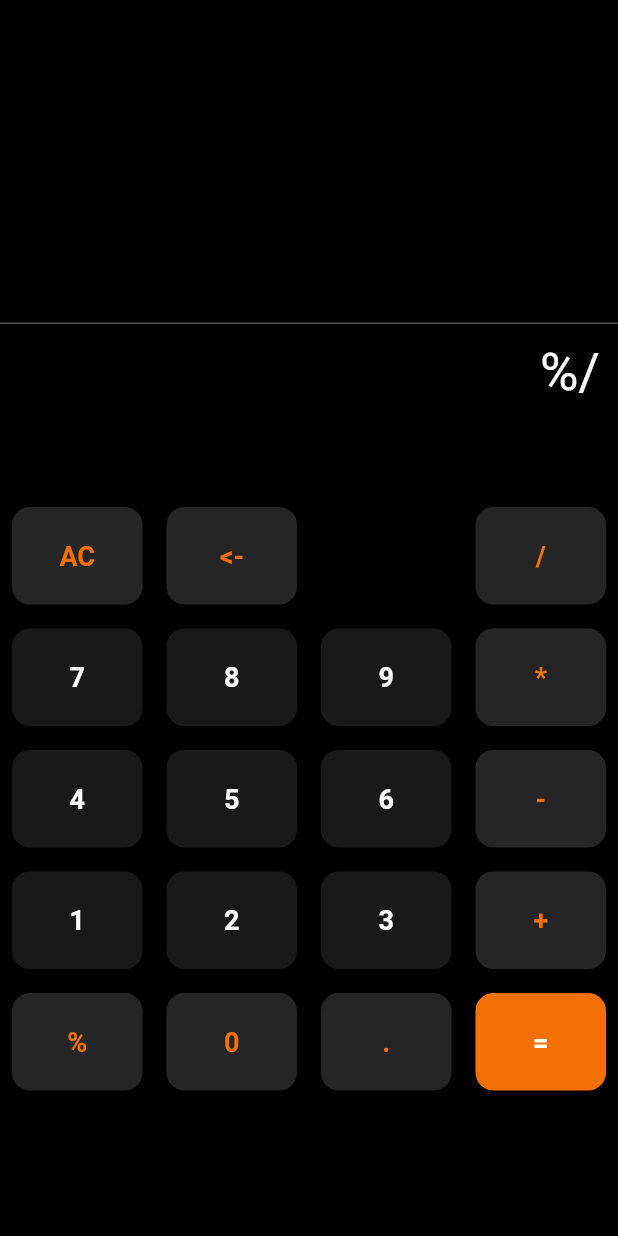
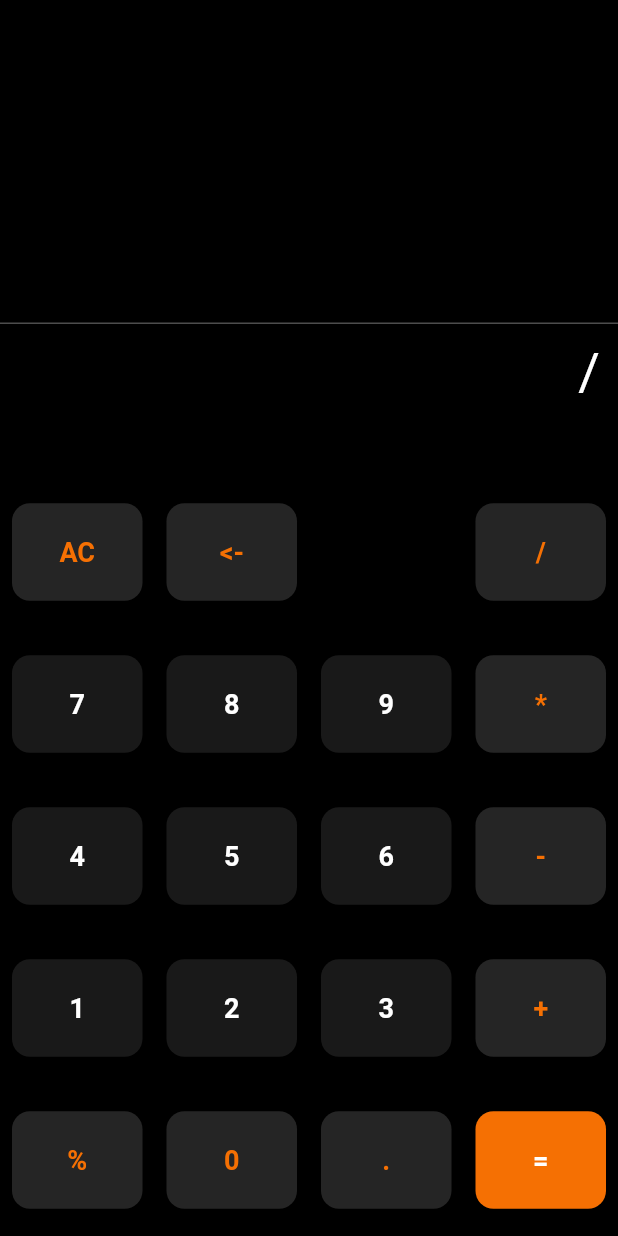
Before and after one commit to dipanshi2101/Calc_Flutter, a Flutter app: the screen it shows after launch, after a tap on an icon or button, on a phone screen of 412 x 824 dp. Run offline on Flutter 3.47's test engine with Material 2 defaults, Android fonts, the phone set to English and light mode, and no system bars; our stand-ins replace bloc, math_expressions.

```diff
--- a/lib/main.dart
+++ b/lib/main.dart
@@ -23,7 +23,7 @@ class _CalcAppState extends State<CalcApp> {
   var operation = '';
   final List<String> _history = [];
 
-  onButtuonClick(value) {
+  onButtonClick(value) {
     //print(value);
     if (value == "AC") {
       input = '';
@@ -127,6 +127,7 @@ class _CalcAppState extends State<CalcApp> {
                       ),
                       Text(
                         output,
+                        key: const Key('output'),
                         style: TextStyle(
                           fontSize: 25,
                           color: Colors.white.withOpacity(0.7),
@@ -136,9 +137,10 @@ class _CalcAppState extends State<CalcApp> {
               ),
             ),
           ),
+
           //buttons
-
-          Row(
+          Expanded(
+            child: Row(
               children: [
                 button(text: "AC", buttonBgColor: opnColor, tcolor: orange),
                 buttonDel(text: "<-", buttonBgColor: opnColor, tcolor: orange),
@@ -146,7 +148,9 @@ class _CalcAppState extends State<CalcApp> {
                 button(text: "/", buttonBgColor: opnColor, tcolor: orange),
               ],
             ),
-          Row(
+          ),
+          Expanded(
+            child: Row(
               children: [
                 button(text: "7"),
                 button(text: "8"),
@@ -154,8 +158,9 @@ class _CalcAppState extends State<CalcApp> {
                 button(text: "*", buttonBgColor: opnColor, tcolor: orange),
               ],
             ),
-
-          Row(
+          ),
+          Expanded(
+            child: Row(
               children: [
                 button(text: "4"),
                 button(text: "5"),
@@ -163,8 +168,10 @@ class _CalcAppState extends State<CalcApp> {
                 button(text: "-", buttonBgColor: opnColor, tcolor: orange),
               ],
             ),
+          ),
 
-          Row(
+          Expanded(
+            child: Row(
               children: [
                 button(text: "1"),
                 button(text: "2"),
@@ -172,8 +179,10 @@ class _CalcAppState extends State<CalcApp> {
                 button(text: "+", tcolor: orange, buttonBgColor: opnColor),
               ],
             ),
+          ),
 
-          Row(
+          Expanded(
+            child: Row(
               children: [
                 button(text: "%", buttonBgColor: opnColor, tcolor: orange),
                 button(text: "0", buttonBgColor: opnColor, tcolor: orange),
@@ -181,6 +190,7 @@ class _CalcAppState extends State<CalcApp> {
                 button(text: "=", buttonBgColor: orange),
               ],
             ),
+          )
         ],
       ),
     );
@@ -199,7 +209,7 @@ class _CalcAppState extends State<CalcApp> {
                 borderRadius: BorderRadius.circular(12),
               ),
             ),
-            onPressed: () => onButtuonClick(text),
+            onPressed: () => onButtonClick(text),
             onLongPress: () => onLongPress(),
             child: Text(
               text,
@@ -227,7 +237,7 @@ class _CalcAppState extends State<CalcApp> {
               borderRadius: BorderRadius.circular(12),
             ),
           ),
-          onPressed: () => onButtuonClick(text),
+          onPressed: () => onButtonClick(text),
           child: Text(
             text,
             style: TextStyle(
```
Also changed, not shown: 1 other file. Lines whose indentation alone changed are shown as unchanged.
